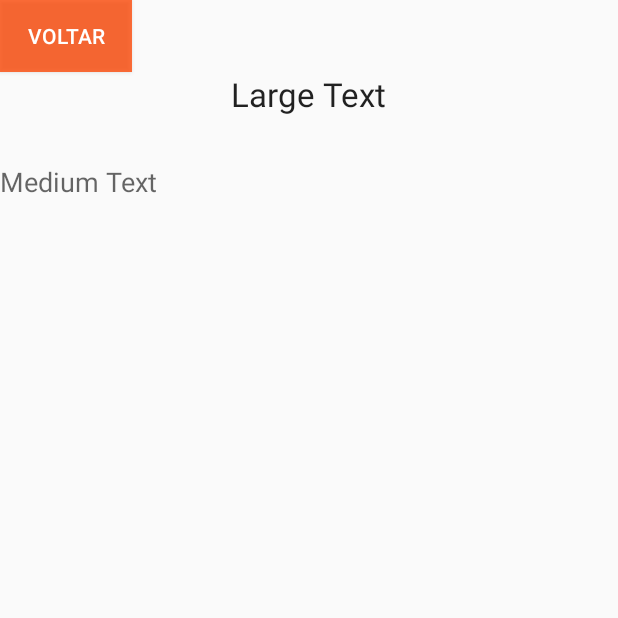
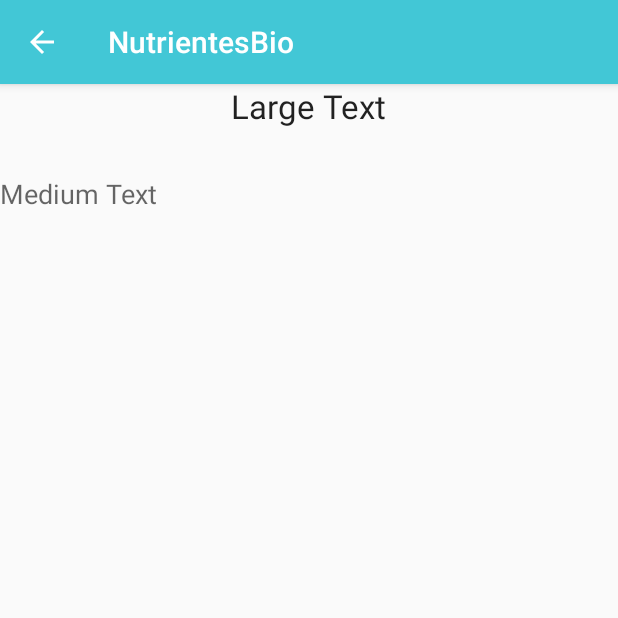
Before and after one commit to lucianoMarchezan/nutrientesBio, an Android app: the NutrienteView screen opened directly, with no data from a screen before it, on a phone screen of 412 x 824 dp, the top half of it. Run offline under Robolectric (Android 15) with nearby library versions, the phone set to English and light mode, and no system bars.

Commit message:
Atualizando botão voltar

```diff
--- a/Desenvolvimento/NutrientesBio/app/src/main/java/com/nutrientesbio/View/NutrienteView.java
+++ b/Desenvolvimento/NutrientesBio/app/src/main/java/com/nutrientesbio/View/NutrienteView.java
@@ -3,7 +3,9 @@ package com.nutrientesbio.View;
 import android.app.Activity;
 import android.content.Intent;
 import android.os.Bundle;
+import android.support.v7.app.AppCompatActivity;
 import android.text.method.ScrollingMovementMethod;
+import android.view.MenuItem;
 import android.view.View;
 import android.widget.TextView;
 
@@ -16,17 +18,19 @@ import java.util.ArrayList;
 /**
  * Created by Luciano on 04/09/2016.
  */
-public class NutrienteView extends Activity {
+public class NutrienteView extends AppCompatActivity {
     public ArrayList<Nutriente> nutrientes = new ArrayList<>();
 
     @Override
     protected void onCreate(Bundle savedInstanceState) {
         super.onCreate(savedInstanceState);
         setContentView(R.layout.nutriente_main);
+        getSupportActionBar().setDisplayHomeAsUpEnabled(true);
         Intent intent = getIntent();
         Bundle params = intent.getExtras();
         TextView campoTexto = (TextView) findViewById(R.id.nomeNutrienteText);
         TextView descNutri = (TextView) findViewById(R.id.descricaoText);
+
 
         String mostraTexto = null;
 
@@ -46,9 +50,20 @@ public class NutrienteView extends Activity {
         descNutri.setMovementMethod(new ScrollingMovementMethod());
     }
 
-    public void voltarDicionario(View view) {
+    public boolean onOptionsItemSelected(MenuItem item) {
+        int id = item.getItemId();
+
+        if (id == android.R.id.home) {
+            finish();
+        }
+        Intent myIntent = new Intent(getApplicationContext(), DicionarioView.class);
+        startActivityForResult(myIntent, 0);
+        return true;
+    }
+
+   /* public void voltarDicionario(View view) {
         Intent lIntent = new Intent();
         lIntent.setClass(this, DicionarioView.class);
         startActivity(lIntent);
-    }
+    }*/
 }
--- a/Desenvolvimento/NutrientesBio/app/src/main/res/layout/nutriente_main.xml
+++ b/Desenvolvimento/NutrientesBio/app/src/main/res/layout/nutriente_main.xml
@@ -30,16 +30,6 @@
             android:layout_alignParentLeft="true"
             android:layout_alignParentStart="true" />
 
-        <Button
-            android:layout_width="wrap_content"
-            android:layout_height="wrap_content"
-            android:text="Voltar"
-            android:id="@+id/button"
-            android:onClick="voltarDicionario"
-            android:layout_alignParentTop="true"
-            android:layout_alignParentLeft="true"
-            android:layout_alignParentStart="true"
-            android:background="@color/colorCancel"
-            style="@style/Widget.AppCompat.Button.Colored"/>
+
     </RelativeLayout>
 </LinearLayout>
--- a/Desenvolvimento/NutrientesBio/app/src/main/res/values/styles.xml
+++ b/Desenvolvimento/NutrientesBio/app/src/main/res/values/styles.xml
@@ -6,6 +6,8 @@
         <item name="colorPrimary">@color/colorPrimary</item>
         <item name="colorPrimaryDark">@color/colorPrimaryDark</item>
         <item name="colorAccent">@color/colorAccent</item>
+        <item name="android:windowActionBar">false</item>
+        <item name="android:windowNoTitle">true</item>
     </style>
 
 </resources>
```
Also changed, not shown: Desenvolvimento/NutrientesBio/app/src/main/java/com/nutrientesbio/View/DicionarioView.java (+19 -3 lines), Desenvolvimento/NutrientesBio/app/src/main/java/com/nutrientesbio/View/RotuloDetalhes.java (+15 -2 lines), Desenvolvimento/NutrientesBio/app/src/main/java/com/nutrientesbio/View/RotulosMain.java (+14 -2 lines), Desenvolvimento/NutrientesBio/app/src/main/java/com/nutrientesbio/View/SobreMain.java (+15 -2 lines), Desenvolvimento/NutrientesBio/app/src/main/java/com/nutrientesbio/View/TelaDeParabens.java (+11 -5 lines), Desenvolvimento/NutrientesBio/app/src/main/res/layout/activity_rotulo_detalhes.xml (+0 -9 lines), Desenvolvimento/NutrientesBio/app/src/main/res/layout/activity_rotulos_main.xml (+1 -9 lines), Desenvolvimento/NutrientesBio/app/src/main/res/layout/activity_sobre_main.xml (+0 -9 lines), Desenvolvimento/NutrientesBio/app/src/main/res/layout/activity_tela_de_parabens.xml (+1 -13 lines), Desenvolvimento/NutrientesBio/app/src/main/res/layout/dicionariomain.xml (+0 -8 lines).
